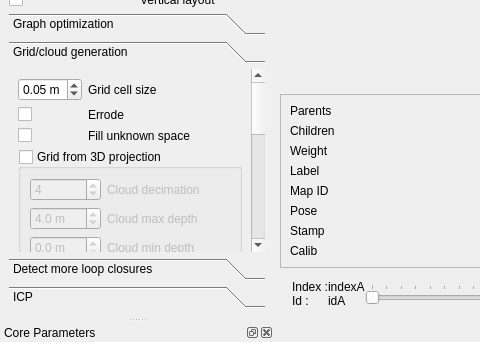
First picture: the form in guilib/src/ui/DatabaseViewer.ui, repository ros2-gbp/rtabmap-release, before the edit; both pictures show x 0 to 480 and y 515 to 857 of the 1285 by 857 pixel window.
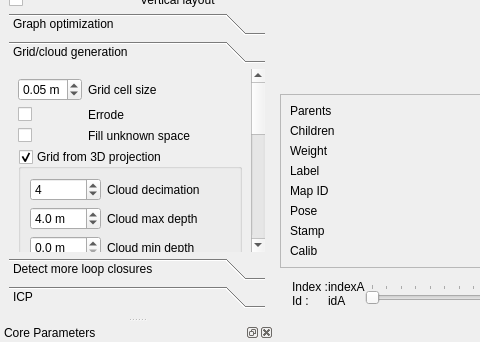
Second picture: the form after the edit. The open tabs and pages were chosen to show the change. Custom widgets are drawn as their Qt base class.

Patch:
```diff
--- a/guilib/src/ui/DatabaseViewer.ui
+++ b/guilib/src/ui/DatabaseViewer.ui
@@ -1149,8 +1149,8 @@
         <property name="geometry">
          <rect>
           <x>0</x>
-          <y>0</y>
-          <width>282</width>
+          <y>-245</y>
+          <width>284</width>
           <height>611</height>
          </rect>
         </property>
@@ -1225,7 +1225,7 @@
             <bool>true</bool>
            </property>
            <property name="checked">
-            <bool>false</bool>
+            <bool>true</bool>
            </property>
            <layout class="QGridLayout" name="gridLayout_8" columnstretch="0,1">
             <item row="0" column="0">
```
Left out of the diff: 80 changed lines with no effect on the pictures.
